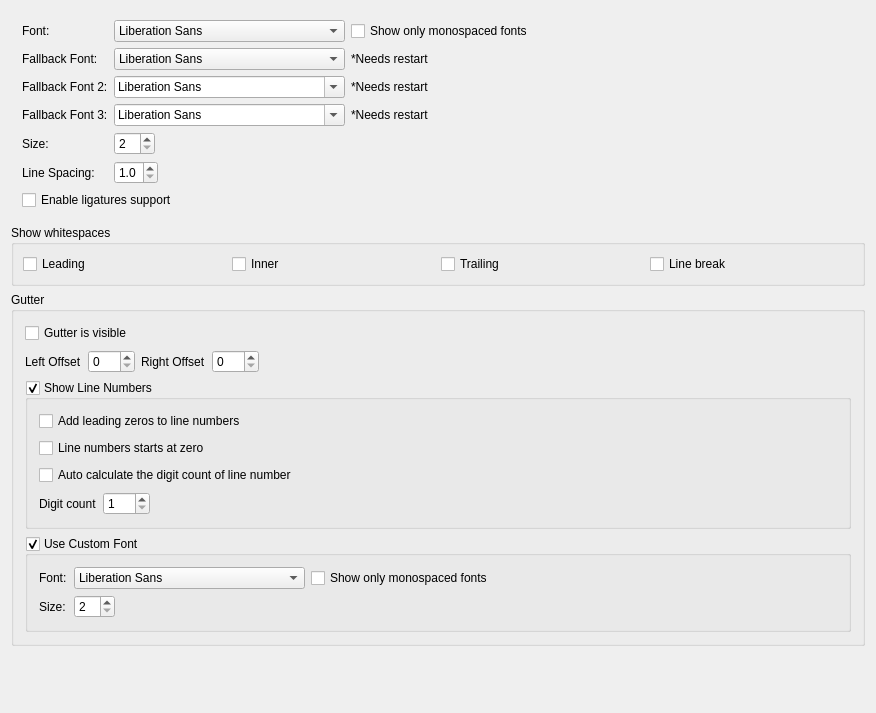
Before: the Qt Designer form RedPandaIDE/settingsdialog/editorfontwidget.ui in royqh1979/RedPanda-CPP, drawn with Qt 5.
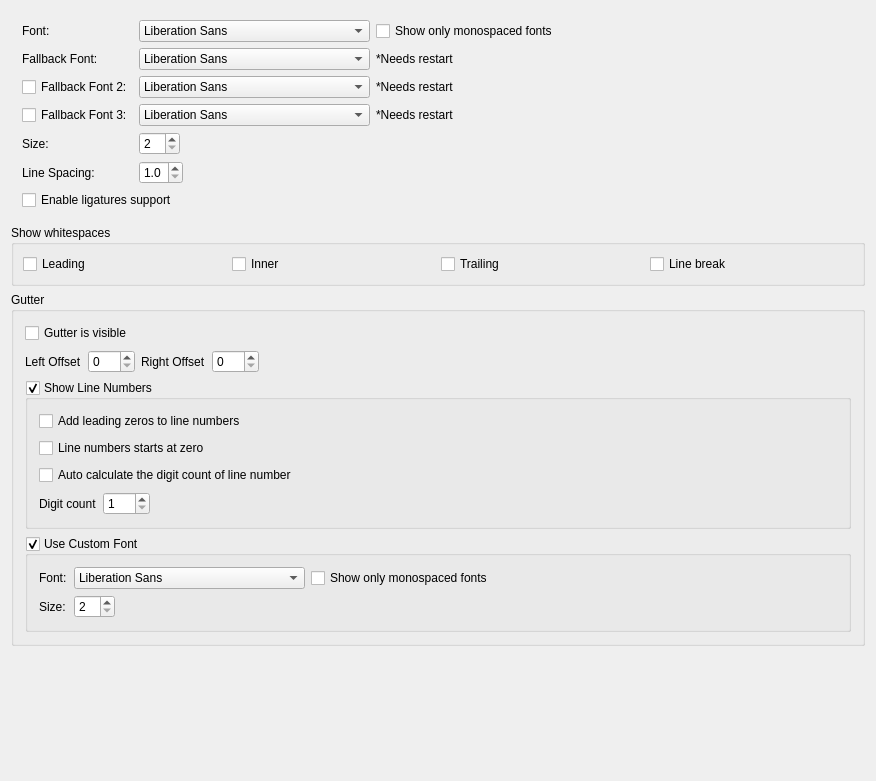
After: the same form once the commit is applied.

Commit message: enhancement: enable/disable fallback fonts

```diff
--- a/RedPandaIDE/settingsdialog/editorfontwidget.ui
+++ b/RedPandaIDE/settingsdialog/editorfontwidget.ui
@@ -7,7 +7,7 @@
     <x>0</x>
     <y>0</y>
     <width>876</width>
-    <height>713</height>
+    <height>781</height>
    </rect>
   </property>
   <property name="windowTitle">
@@ -156,13 +156,6 @@
         </property>
        </widget>
       </item>
-      <item row="2" column="0">
-       <widget class="QLabel" name="label_11">
-        <property name="text">
-         <string>Fallback Font 2:</string>
-        </property>
-       </widget>
-      </item>
       <item row="1" column="1">
        <widget class="QWidget" name="widget_9" native="true">
         <layout class="QHBoxLayout" name="horizontalLayout_7">
@@ -249,13 +242,6 @@
         </layout>
        </widget>
       </item>
-      <item row="3" column="0">
-       <widget class="QLabel" name="label_12">
-        <property name="text">
-         <string>Fallback Font 3:</string>
-        </property>
-       </widget>
-      </item>
       <item row="2" column="1">
        <widget class="QWidget" name="widget_11" native="true">
         <layout class="QHBoxLayout" name="horizontalLayout_9">
@@ -272,7 +258,11 @@
           <number>0</number>
          </property>
          <item>
-          <widget class="QFontComboBox" name="cbFallbackFont2"/>
+          <widget class="QFontComboBox" name="cbFallbackFont2">
+           <property name="editable">
+            <bool>false</bool>
+           </property>
+          </widget>
          </item>
          <item>
           <widget class="QLabel" name="label_13">
@@ -313,7 +303,11 @@
           <number>0</number>
          </property>
          <item>
-          <widget class="QFontComboBox" name="cbFallbackFont3"/>
+          <widget class="QFontComboBox" name="cbFallbackFont3">
+           <property name="editable">
+            <bool>false</bool>
+           </property>
+          </widget>
          </item>
          <item>
           <widget class="QLabel" name="label_14">
@@ -338,6 +332,20 @@
         </layout>
        </widget>
       </item>
+      <item row="2" column="0">
+       <widget class="QCheckBox" name="chkFallbackFont2">
+        <property name="text">
+         <string>Fallback Font 2:</string>
+        </property>
+       </widget>
+      </item>
+      <item row="3" column="0">
+       <widget class="QCheckBox" name="chkFallbackFont3">
+        <property name="text">
+         <string>Fallback Font 3:</string>
+        </property>
+       </widget>
+      </item>
      </layout>
     </widget>
    </item>
```
Left out of the diff: 4 changed lines with no effect on the pictures. The commit also changes 6 other files.
